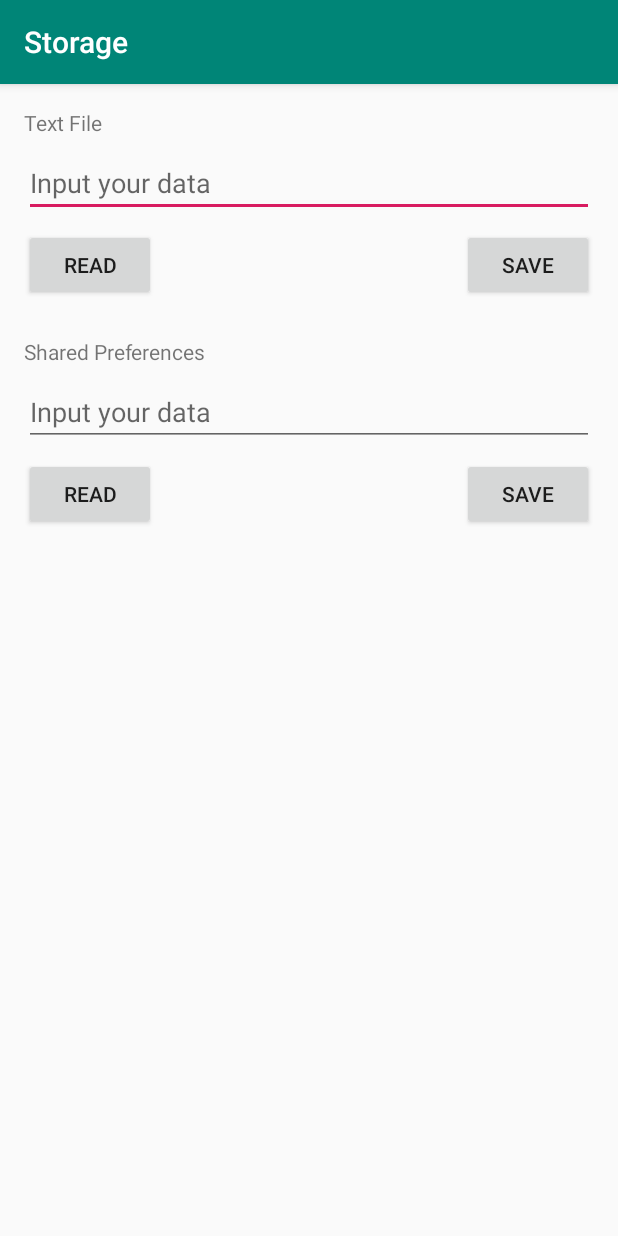
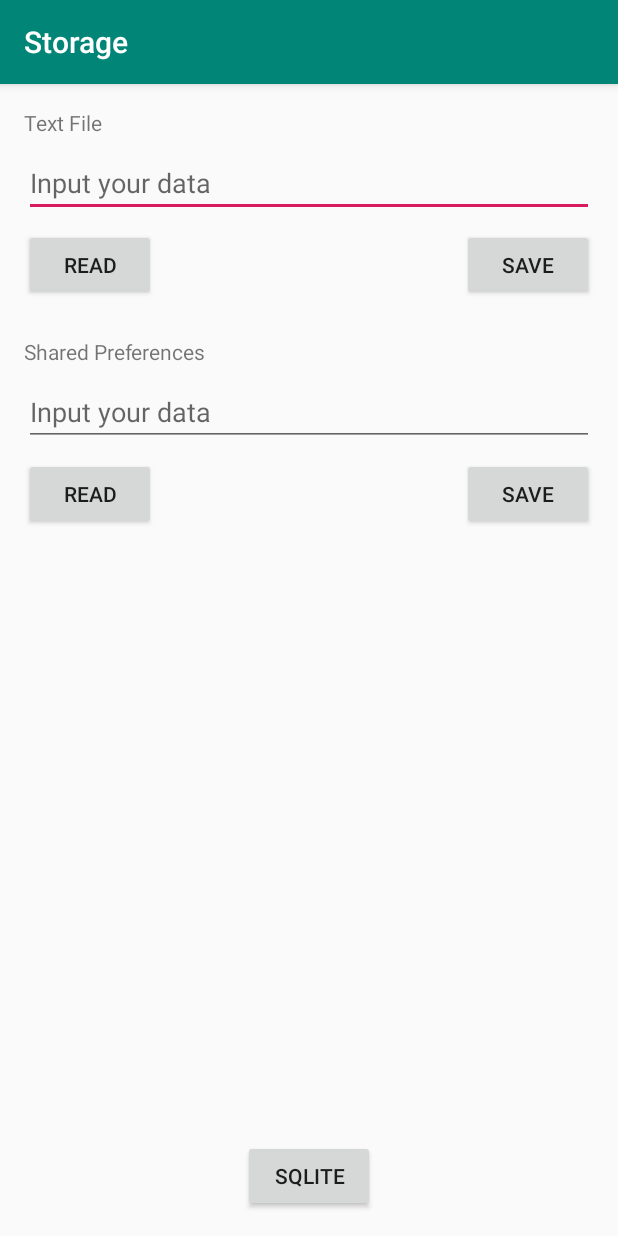
Before and after one commit to the1812/Android-Demos, an Android app: the FilesActivity screen opened directly, with no data from a screen before it, after a tap on "SAVE", on a phone screen of 412 x 824 dp. Run offline under Robolectric (Android 15) with nearby library versions, the phone set to English and light mode, and no system bars; network calls fail.

```diff
--- a/app/src/main/AndroidManifest.xml
+++ b/app/src/main/AndroidManifest.xml
@@ -54,7 +54,10 @@
       android:label="@string/broadcasts" />
     <activity
       android:name=".files.FilesActivity"
-      android:label="@string/files"/>
+      android:label="@string/files" />
+    <activity
+      android:name=".files.SqlActivity"
+      android:label="@string/sql_lite"/>
   </application>
 
 </manifest>
--- /dev/null
+++ b/app/src/main/java/com/helloworld/androiddemo/Toasts.kt
@@ -0,0 +1,7 @@
+package com.helloworld.androiddemo
+
+import android.content.Context
+import android.widget.Toast
+
+fun Context.toast(text: String) = Toast.makeText(this, text, Toast.LENGTH_SHORT).show()
+fun Context.toast(id: Int) = Toast.makeText(this, getString(id), Toast.LENGTH_SHORT).show()
--- a/app/src/main/java/com/helloworld/androiddemo/activities/ActivitiesActivity.kt
+++ b/app/src/main/java/com/helloworld/androiddemo/activities/ActivitiesActivity.kt
@@ -7,6 +7,7 @@ import android.view.MenuItem
 import android.widget.Toast
 import com.helloworld.androiddemo.ActivityNavigation
 import com.helloworld.androiddemo.R
+import com.helloworld.androiddemo.toast
 import kotlinx.android.synthetic.main.activity_activities.*
 import java.util.*
 
@@ -59,6 +60,4 @@ class ActivitiesActivity : AppCompatActivity()
         }
         navigation.createNavigation()
     }
-    //private fun toast(message: String) = Toast.makeText(this, message, Toast.LENGTH_SHORT).show()
-    private fun toast(id: Int) = Toast.makeText(this, getString(id), Toast.LENGTH_SHORT).show()
 }
--- a/app/src/main/java/com/helloworld/androiddemo/broadcasts/CustomBroadcastReceiver.kt
+++ b/app/src/main/java/com/helloworld/androiddemo/broadcasts/CustomBroadcastReceiver.kt
@@ -4,12 +4,13 @@ import android.content.BroadcastReceiver
 import android.content.Context
 import android.content.Intent
 import android.widget.Toast
+import com.helloworld.androiddemo.toast
 
 class CustomBroadcastReceiver : BroadcastReceiver()
 {
     override fun onReceive(context: Context?, intent: Intent?)
     {
-        Toast.makeText(context, "Custom broadcast received!", Toast.LENGTH_SHORT).show()
+        context?.toast("Custom broadcast received!")
     }
 
 }
--- a/app/src/main/java/com/helloworld/androiddemo/broadcasts/NetworkChangeReceiver.kt
+++ b/app/src/main/java/com/helloworld/androiddemo/broadcasts/NetworkChangeReceiver.kt
@@ -5,6 +5,7 @@ import android.content.Context
 import android.content.Intent
 import android.net.ConnectivityManager
 import android.widget.Toast
+import com.helloworld.androiddemo.toast
 
 class NetworkChangeReceiver : BroadcastReceiver()
 {
@@ -14,14 +15,13 @@ class NetworkChangeReceiver : BroadcastReceiver()
         {
             val manager = context.getSystemService(Context.CONNECTIVITY_SERVICE) as ConnectivityManager;
             val info = manager.activeNetworkInfo
-            val toast = { text: String -> Toast.makeText(context, text, Toast.LENGTH_SHORT).show() }
             if (info != null && info.isAvailable)
             {
-                toast("Network is available");
+                context.toast("Network is available");
             }
             else
             {
-                toast("Network is NOT available");
+                context.toast("Network is NOT available");
             }
         }
     }
--- a/app/src/main/java/com/helloworld/androiddemo/files/FilesActivity.kt
+++ b/app/src/main/java/com/helloworld/androiddemo/files/FilesActivity.kt
@@ -5,13 +5,12 @@ import android.support.v7.app.AppCompatActivity
 import android.os.Bundle
 import android.widget.Toast
 import com.helloworld.androiddemo.R
+import com.helloworld.androiddemo.toast
 import kotlinx.android.synthetic.main.activity_files.*
 import java.io.File
 
 class FilesActivity : AppCompatActivity()
 {
-    private fun toast(text: String) = Toast.makeText(this, text, Toast.LENGTH_SHORT).show()
-
     override fun onCreate(savedInstanceState: Bundle?)
     {
         super.onCreate(savedInstanceState)
--- a/app/src/main/res/layout/activity_files.xml
+++ b/app/src/main/res/layout/activity_files.xml
@@ -95,4 +95,16 @@
     android:text="@string/save"
     app:layout_constraintEnd_toEndOf="parent"
     app:layout_constraintTop_toBottomOf="@+id/textPreferences" />
+
+  <Button
+    android:id="@+id/buttonSqlite"
+    android:layout_width="wrap_content"
+    android:layout_height="wrap_content"
+    android:layout_marginStart="8dp"
+    android:layout_marginEnd="8dp"
+    android:layout_marginBottom="16dp"
+    android:text="@string/sql_lite"
+    app:layout_constraintBottom_toBottomOf="parent"
+    app:layout_constraintEnd_toEndOf="parent"
+    app:layout_constraintStart_toStartOf="parent" />
 </android.support.constraint.ConstraintLayout>
--- a/app/src/main/res/values/strings.xml
+++ b/app/src/main/res/values/strings.xml
@@ -21,4 +21,5 @@
   <string name="file_hint">Input your data</string>
   <string name="text_file">Text File</string>
   <string name="shard_preferences">Shared Preferences</string>
+  <string name="sql_lite">SQLite</string>
 </resources>
```
Also changed, not shown: app/src/main/java/com/helloworld/androiddemo/files/SqlActivity.kt (added, +15 -0 lines), app/src/main/res/layout/activity_sql.xml (added, +9 -0 lines).
